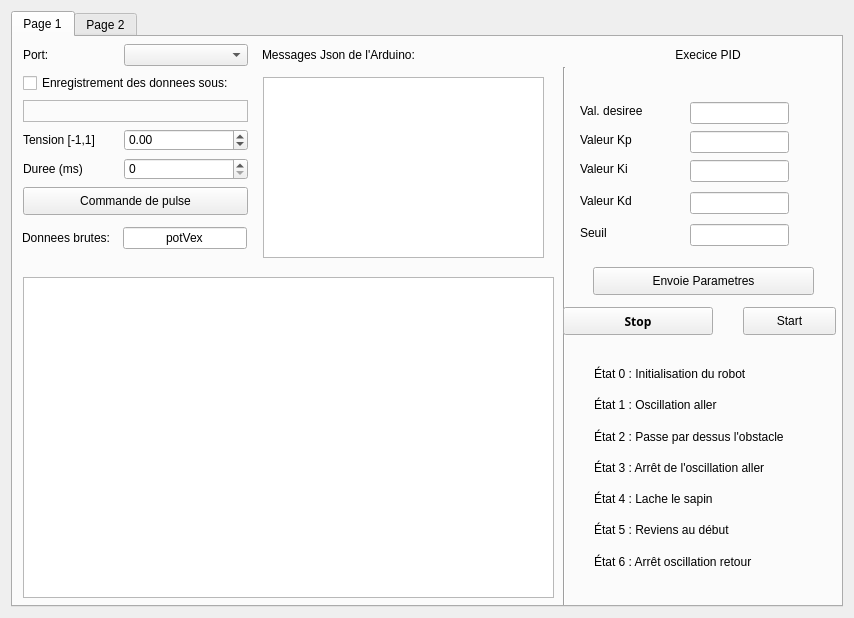
Qt form S3GROProjet-master/IdentificationParams/identification_Qt/mainwindow.ui (Natael21/S3GROProjet-master) before a commit.
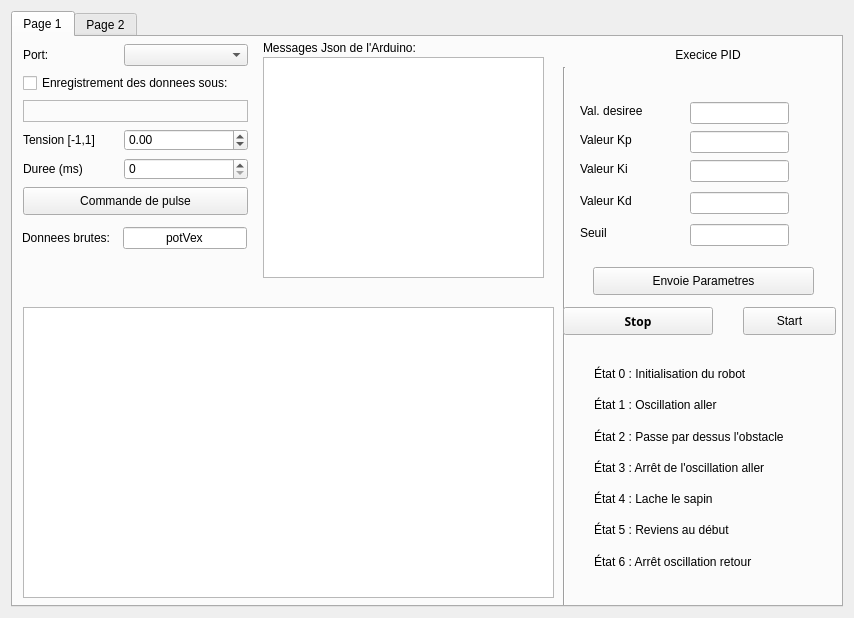
The same form after that commit. The open tabs and pages were chosen to show the change. Custom widgets are drawn as their Qt base class.

Diff of the .ui file:
```diff
--- a/S3GROProjet-master/IdentificationParams/identification_Qt/mainwindow.ui
+++ b/S3GROProjet-master/IdentificationParams/identification_Qt/mainwindow.ui
@@ -72,8 +72,8 @@
        <widget class="QLabel" name="label_4">
         <property name="geometry">
          <rect>
-          <x>249</x>
-          <y>7</y>
+          <x>250</x>
+          <y>0</y>
           <width>218</width>
           <height>22</height>
          </rect>
@@ -271,9 +271,9 @@
         <property name="geometry">
          <rect>
           <x>250</x>
-          <y>40</y>
+          <y>20</y>
           <width>281</width>
-          <height>181</height>
+          <height>221</height>
          </rect>
         </property>
         <property name="font">
@@ -528,9 +528,9 @@
         <property name="geometry">
          <rect>
           <x>10</x>
-          <y>240</y>
+          <y>270</y>
           <width>531</width>
-          <height>321</height>
+          <height>291</height>
          </rect>
         </property>
        </widget>
```
Left out of the diff: 2 changed lines with no effect on the pictures.
